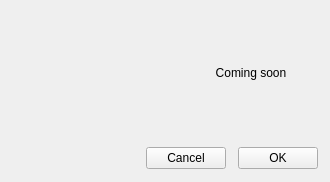
Before: the Qt Designer form pj_app/src/PreferencesDialog.ui in Ssz990220/PlotJuggler, drawn with Qt 5.
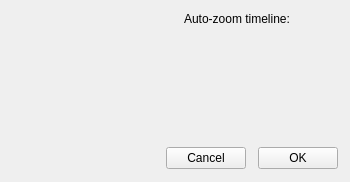
After: the same form once the commit is applied. The open tabs and pages were chosen to show the change. Custom widgets are drawn as their Qt base class.

Commit message: feat(timeline): multi-track Source Timeline (per-source display offsets)

Diff of the .ui file:
```diff
--- a/pj_app/src/PreferencesDialog.ui
+++ b/pj_app/src/PreferencesDialog.ui
@@ -199,11 +199,38 @@
          <property name="topMargin"><number>0</number></property>
          <property name="rightMargin"><number>0</number></property>
          <property name="bottomMargin"><number>0</number></property>
+         <property name="spacing"><number>8</number></property>
          <item>
-          <widget class="QLabel" name="labelPlottingComingSoon">
-           <property name="text"><string>Coming soon</string></property>
-           <property name="alignment"><set>Qt::AlignCenter</set></property>
-          </widget>
+          <layout class="QHBoxLayout" name="autoZoomRow">
+           <item>
+            <widget class="QLabel" name="labelAutoZoom">
+             <property name="text"><string>Auto-zoom timeline:</string></property>
+             <property name="toolTip"><string>Zoom the timeline to fit the full data extent when a file is loaded or sources are aligned.</string></property>
+            </widget>
+           </item>
+           <item>
+            <spacer name="autoZoomSpacer">
+             <property name="orientation"><enum>Qt::Horizontal</enum></property>
+             <property name="sizeHint" stdset="0"><size><width>40</width><height>0</height></size></property>
+            </spacer>
+           </item>
+           <item>
+            <widget class="PJ::ToggleSwitch" name="autoZoomToggle" native="true">
+             <property name="sizePolicy">
+              <sizepolicy hsizetype="Fixed" vsizetype="Fixed">
+               <horstretch>0</horstretch>
+               <verstretch>0</verstretch>
+              </sizepolicy>
+             </property>
+            </widget>
+           </item>
+          </layout>
+         </item>
+         <item>
+          <spacer name="plottingBottomSpacer">
+           <property name="orientation"><enum>Qt::Vertical</enum></property>
+           <property name="sizeHint" stdset="0"><size><width>0</width><height>40</height></size></property>
+          </spacer>
          </item>
         </layout>
        </widget>
```
The commit also changes 69 other files.
